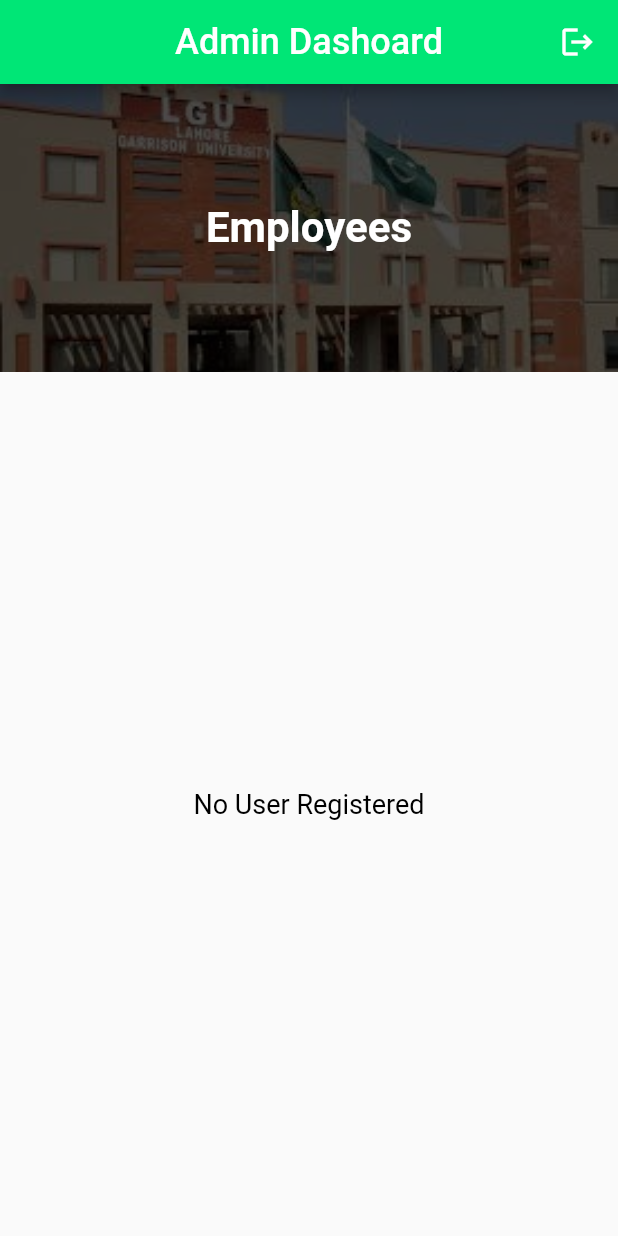
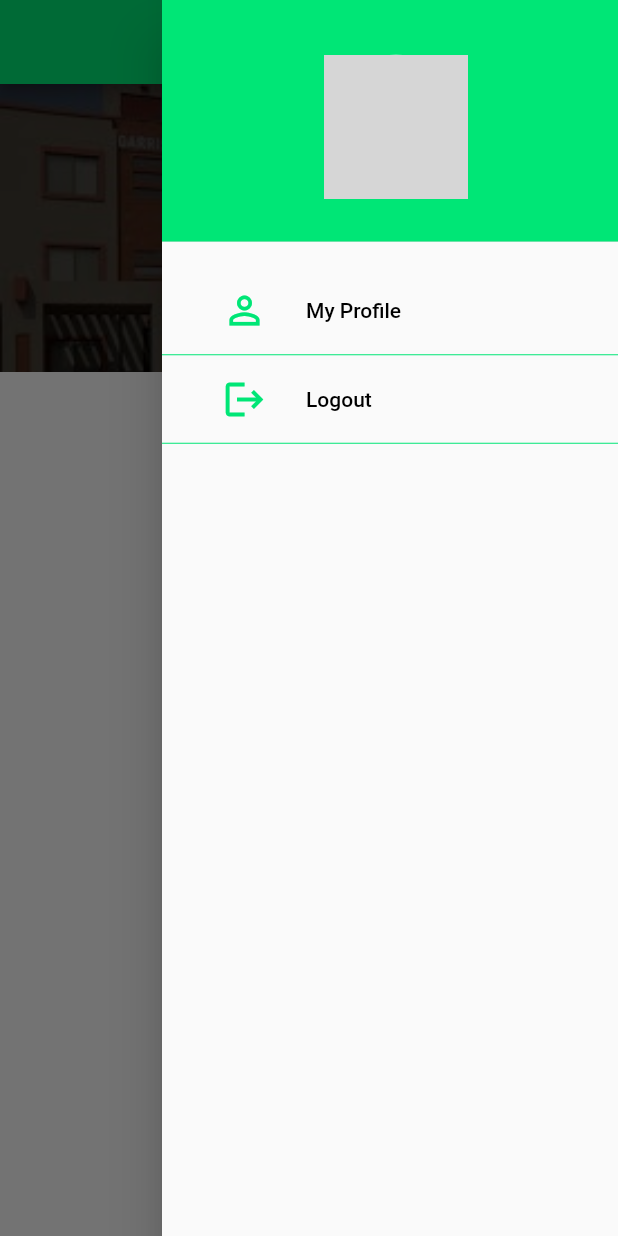
Before and after one commit to abeer10/afar, a Flutter app: the AdminView screen opened directly, with the side drawer open (before the commit the screen has no drawer), on a phone screen of 412 x 824 dp. Run offline on Flutter 3.47's test engine with Material 2 defaults, Android fonts, the phone set to English and light mode, and no system bars; our stand-ins replace cloud_firestore, firebase_auth, firebase_core; accounts and stored records are empty; network calls fail; grey boxes are pictures that could not be loaded.

Commit message:
profile pages forgot password

```diff
--- a/lib/Screens/Admin/admin_view.dart
+++ b/lib/Screens/Admin/admin_view.dart
@@ -8,12 +8,15 @@ import 'package:firebase_auth/firebase_auth.dart';
 import 'package:flutter/cupertino.dart';
 import 'package:flutter/material.dart';
 
+import '../profile.dart';
+
 class AdminView extends StatefulWidget {
   @override
   _AdminViewState createState() => _AdminViewState();
 }
 
 class _AdminViewState extends State<AdminView> {
+  var user;
   // StorageProvider storageProvider;
   Future getUser() async {
     QuerySnapshot querySnapshot =
@@ -21,6 +24,22 @@ class _AdminViewState extends State<AdminView> {
     return querySnapshot.docs;
   }
 
+  getAdmin()async {
+
+    user =  await FirebaseFirestore.instance.collection("admin").doc(FirebaseAuth.instance.currentUser.uid).get();
+    print(user["email"]);
+    setState(() {
+
+    });
+
+  }
+
+  @override
+  void initState() {
+    getAdmin();
+    // TODO: implement initState
+    super.initState();
+  }
 
 
   @override
@@ -33,11 +52,92 @@ class _AdminViewState extends State<AdminView> {
           'Admin Dashoard',
           style: TextStyle(fontSize: 24.0, color: Colors.white),
         ),
-        actions: [
-          Padding(
-            padding: const EdgeInsets.only(right: 15.0),
-            child: InkWell(
+
+      ),
+      endDrawer: new Drawer(
+        child: new ListView(
+          padding: EdgeInsets.zero,
+          children: [
+            new DrawerHeader(
+              decoration:
+              BoxDecoration(color: Colors.greenAccent.shade400),
+              child: new Container(
+                padding: EdgeInsets.fromLTRB(8.0, 0.0, 0.0, 0.0),
+                child: new Row(
+                  mainAxisAlignment: MainAxisAlignment.center,
+                  children: [
+                    new Container(
+                      child: new CircleAvatar(
+                        backgroundImage: new NetworkImage(
+                            'https://i.pravatar.cc/150?img=3'),
+                        backgroundColor: Colors.white,
+                        radius: 48.0,
+                      ),
+                    ),
+
+                  ],
+                ),
+              ),
+            ),
+            new Padding(
+              padding: EdgeInsets.only(top: 10.0),
+            ),
+            new ListTile(
               onTap: (){
+                Navigator.push(
+                  context,
+                  MaterialPageRoute(
+                    builder: (context) => Profile(route: "admin",),
+                  ),
+                );
+              },
+              contentPadding: EdgeInsets.only(left: 40.0),
+              leading: new Container(
+                child: Icon(
+                  Icons.person_outline_sharp,
+                  size: 30.0,
+                  color: Colors.greenAccent.shade400,
+                ),
+              ),
+              title: new Text(
+                'My Profile',
+                style: TextStyle(color: Colors.black, fontSize: 14.0),
+              ),
+            ),
+            new Divider(
+              color: Colors.greenAccent.shade400,
+              height: 3.0,
+            ),
+//                  new ListTile(
+//                    onTap: () {
+//                      Navigator.push(
+//                        context,
+//                        MaterialPageRoute(
+//                          builder: (BuildContext context) {
+//                            return AdminView();
+//                          },
+//                        ),
+//                      );
+//                    },
+//                    contentPadding: EdgeInsets.only(left: 40.0),
+//                    leading: new Container(
+//                      child: Icon(
+//                        Icons.admin_panel_settings_outlined,
+//                        size: 35.0,
+//                        color: Colors.greenAccent.shade400,
+//                      ),
+//                    ),
+//                    title: new Text(
+//                      'Admin Panel',
+//                      style: TextStyle(color: Colors.black, fontSize: 14.0),
+//                    ),
+//                  ),
+//                  new Divider(
+//                    color: Colors.greenAccent.shade400,
+//                    height: 3.0,
+//                  ),
+            new ListTile(
+              onTap: () {
                 AuthProvider().userLogOut();
                 Navigator.pushReplacement(
                   context,
@@ -46,11 +146,27 @@ class _AdminViewState extends State<AdminView> {
                   ),
                 );
               },
-                child: Icon(Icons.logout)),
+              contentPadding: EdgeInsets.only(left: 40.0),
+              leading: new Container(
+                child: Icon(
+                  Icons.logout,
+                  size: 30.0,
+                  color: Colors.greenAccent.shade400,
+                ),
+              ),
+              title: new Text(
+                'Logout',
+                style: TextStyle(color: Colors.black),
+              ),
+            ),
+            new Divider(
+              color: Colors.greenAccent.shade400,
+              height: 3.0,
             ),
           ],
         ),
-      body: Column(
+      ),
+      body: user == null ? Center(child: CircularProgressIndicator()) :  Column(
         // padding: EdgeInsets.all(7.0),
         children: [
           Expanded(
--- a/lib/login_check.dart
+++ b/lib/login_check.dart
@@ -41,7 +41,6 @@ class _CheckLoginState extends State<CheckLogin> {
 
 @override
   void initState() {
-
   FirebaseAuth.instance
       .authStateChanges()
       .listen((User user) {
```
Also changed, not shown: lib/Providers/AuthProvider.dart (+13 -0 lines), lib/Screens/User/forgot_password.dart (added, +67 -0 lines), lib/Screens/User/login.dart (+19 -7 lines), lib/Screens/User/staff_view.dart (+46 -35 lines), lib/Screens/profile.dart (added, +126 -0 lines). Lines whose indentation alone changed are shown as unchanged.
